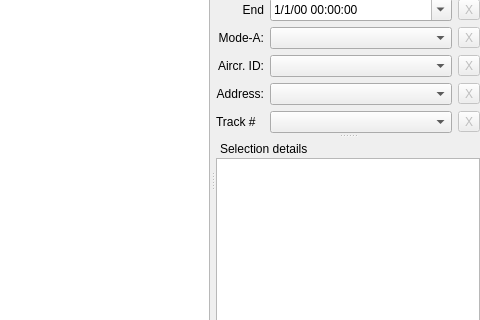
First picture: the form in appwindow.ui, repository sky349/analyzer, before the edit; both pictures show x 342 to 822 and y 180 to 500 of the 822 by 700 pixel window.
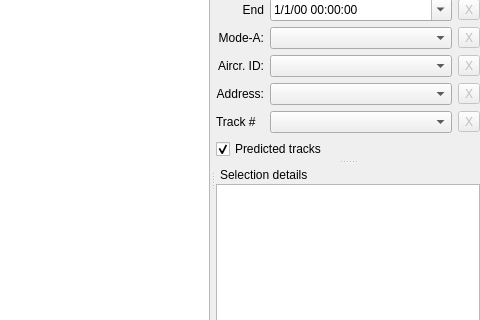
Second picture: the form after the edit. Custom widgets are drawn as their Qt base class.

Commit message: Improved false alarm, track numbers, added tools/test_rdb reader

Patch:
```diff
--- a/appwindow.ui
+++ b/appwindow.ui
@@ -466,7 +466,17 @@
          </item>
         </layout>
        </item>
-      </layout>
+     </layout>
+     </item>
+     <item>
+      <widget class="QCheckBox" name="predictedTracks_chk">
+       <property name="text">
+        <string>Predicted tracks</string>
+       </property>
+       <property name="checked">
+        <bool>true</bool>
+       </property>
+      </widget>
      </item>
     </layout>
    </widget>
```
The commit also changes 8 other files.
